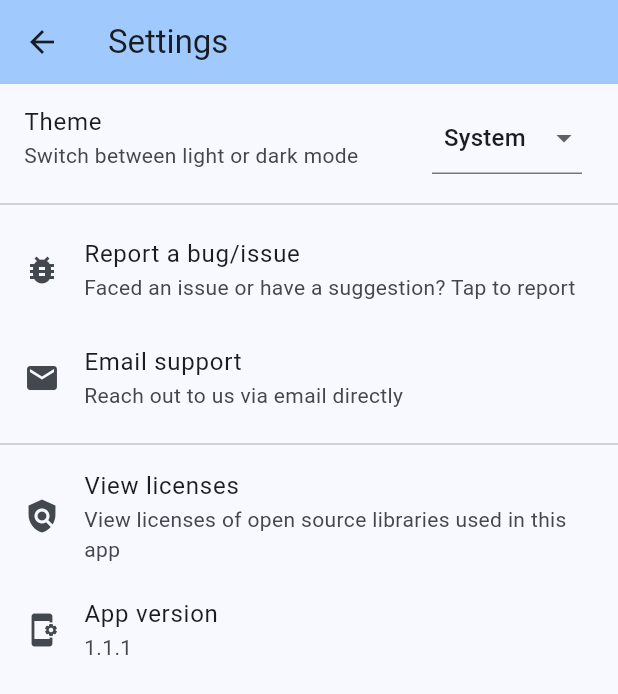
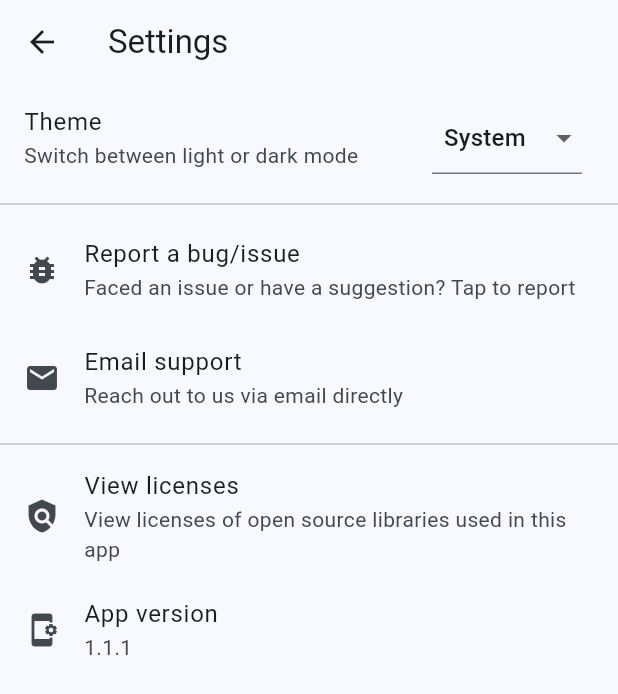
Before and after one commit to Waqar144/hisnehaseen, a Flutter app: the screen it shows after launch, after a tap on the "search" icon, after a tap on the "close" icon, after a tap on the "settings" icon, on a phone screen of 412 x 824 dp. Shown: the top 694 px of the screen. Run offline on Flutter 3.47's test engine with Material 3 defaults, Android fonts, the phone set to English and light mode, and no system bars; our stand-ins replace share_plus.

Commit message:
color improvemnts for dark theme

```diff
--- a/lib/main.dart
+++ b/lib/main.dart
@@ -29,7 +29,7 @@ class MyApp extends StatelessWidget {
           darkTheme: ThemeData(
             brightness: Brightness.dark,
             useMaterial3: true,
-            colorSchemeSeed: Colors.blue,
+            colorSchemeSeed: Colors.indigo.shade50,
           ),
           themeMode: Settings.instance.themeMode,
           debugShowCheckedModeBanner: false,
--- a/lib/settings_page.dart
+++ b/lib/settings_page.dart
@@ -142,7 +142,6 @@ class _SettingsPageState extends State<SettingsPage> {
     return Scaffold(
       appBar: AppBar(
         title: const Text("Settings"),
-        backgroundColor: Theme.of(context).colorScheme.inversePrimary,
       ),
       body: Column(
         children: [
```
